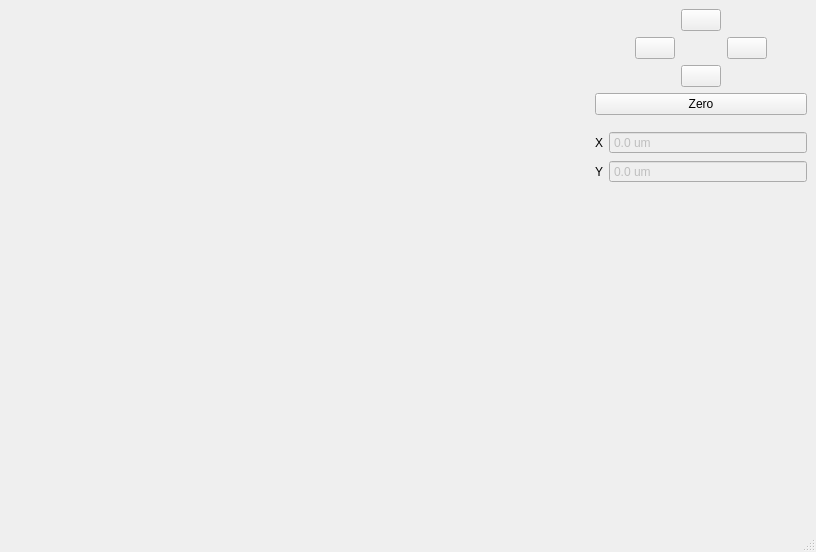
This is ui/NCPStageMainWindow.ui in dbridges/ncp-stage as Qt 5 draws it before an edit. The edited form follows.
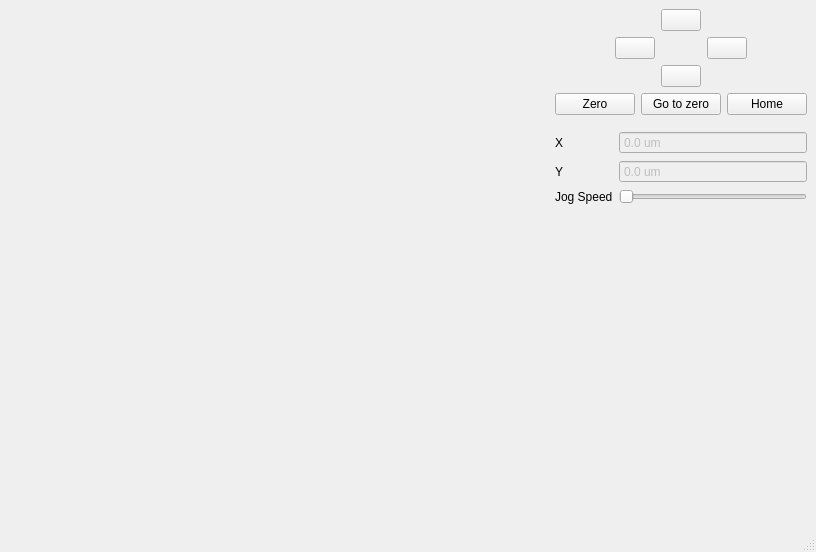
This is the edited form.

```diff
--- a/ui/NCPStageMainWindow.ui
+++ b/ui/NCPStageMainWindow.ui
@@ -125,6 +125,20 @@
           </property>
          </widget>
         </item>
+        <item>
+         <widget class="QPushButton" name="goToZeroButton">
+          <property name="text">
+           <string>Go to zero</string>
+          </property>
+         </widget>
+        </item>
+        <item>
+         <widget class="QPushButton" name="homeButton">
+          <property name="text">
+           <string>Home</string>
+          </property>
+         </widget>
+        </item>
        </layout>
       </item>
       <item>
@@ -199,6 +213,23 @@
           </property>
          </widget>
         </item>
+        <item row="2" column="0">
+         <widget class="QLabel" name="jogSpeedLabel">
+          <property name="text">
+           <string>Jog Speed</string>
+          </property>
+         </widget>
+        </item>
+        <item row="2" column="1">
+         <widget class="QSlider" name="jogSpeedSlider">
+          <property name="minimum">
+           <number>1</number>
+          </property>
+          <property name="orientation">
+           <enum>Qt::Horizontal</enum>
+          </property>
+         </widget>
+        </item>
        </layout>
       </item>
       <item>
```
